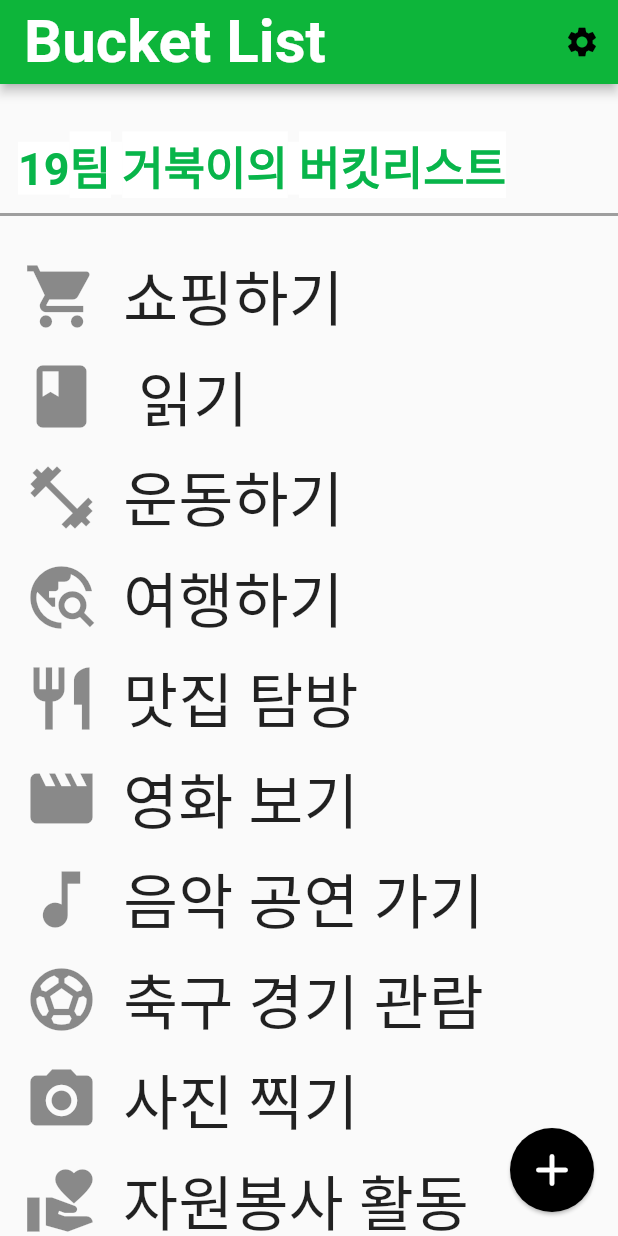
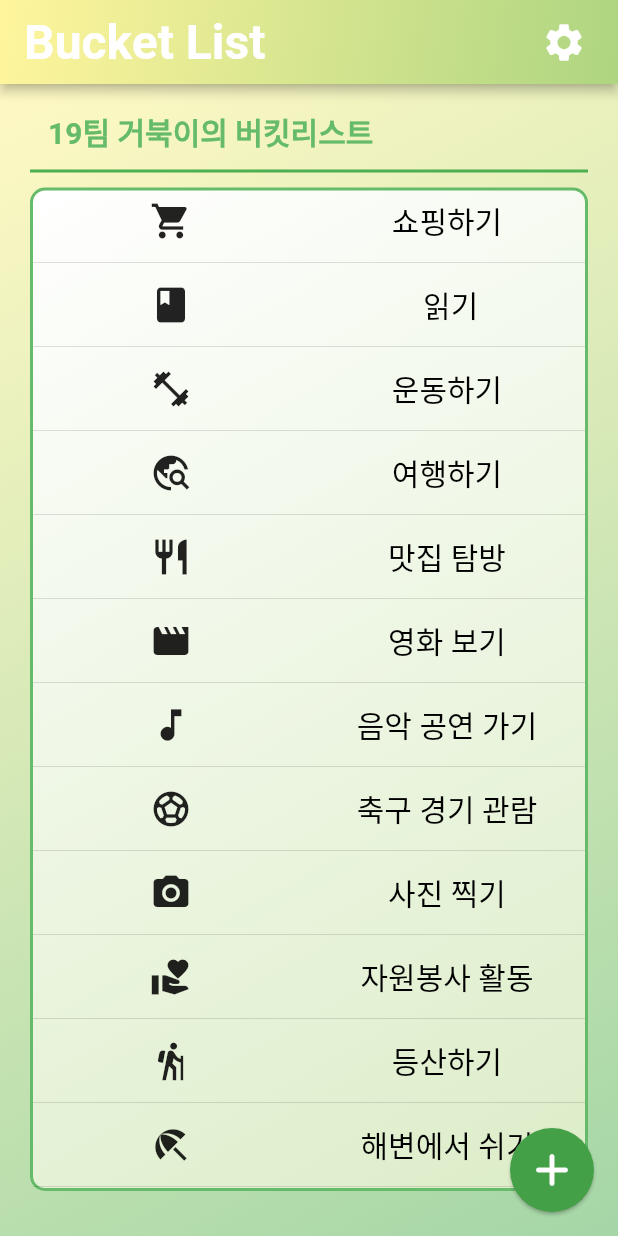
Before and after one commit to zerohyeon-GitHub/bucket_list, a Flutter app: the SecondPage screen opened directly, on a phone screen of 412 x 824 dp. Run offline on Flutter 3.47's test engine with Material 2 defaults, Android fonts, the phone set to English and light mode, and no system bars; our stand-ins replace sqflite; accounts and stored records are empty.

Commit message:
230713 20:22 zero : 디자인 추가 수정 및 최종 제출본

```diff
--- a/lib/home_page.dart
+++ b/lib/home_page.dart
@@ -51,6 +51,7 @@ class Home_Page extends StatelessWidget {
                 width: 180,
               ),
             ),
+            SizedBox(height: MediaQuery.of(context).size.height * 0.05),
             TextButton(
               onPressed: () {
                 // 이미지를 누르면 main_page.dart 화면으로 이동합니다.
--- a/lib/list.dart
+++ b/lib/list.dart
@@ -12,22 +12,50 @@ class list extends StatelessWidget {
   Widget build(BuildContext context) {
     return Expanded(
       child: Container(
-        decoration: BoxDecoration(),
+        height: 40,
+        decoration: BoxDecoration(
+            gradient: LinearGradient(
+              begin: Alignment.topLeft,
+              end: Alignment.bottomRight,
+              colors: [Colors.white, Colors.lightGreen[100]!],
+            ),
+            borderRadius: BorderRadius.circular(10),
+            border: Border.all(
+              color: Colors.green[400]!,
+              width: 2,
+            )),
         child: SafeArea(
-          child: ListView.builder(
+          child: ListView.separated(
             itemCount: bucketList.length,
             itemBuilder: (context, index) {
               final bucketItem = bucketList[index];
-              return ListTile(
-                leading: Icon(
-                  bucketItem.icon,
-                  size: 50,
-                ),
-                title: Text(
-                  bucketItem.title,
-                  style: TextStyle(fontSize: 40),
+              return Container(
+                height: 40.0,
+                child: Row(
+                  children: [
+                    Expanded(
+                      child: Icon(
+                        bucketItem.icon,
+                        size: 28,
+                      ),
+                    ),
+                    Expanded(
+                      child: Text(
+                        bucketItem.title,
+                        textAlign: TextAlign.center,
+                        style: TextStyle(
+                          color: Colors.black,
+                          fontWeight: FontWeight.normal,
+                          fontSize: 20,
+                        ),
+                      ),
+                    ),
+                  ],
                 ),
               );
+            },
+            separatorBuilder: (BuildContext context, int index) {
+              return Divider();
             },
           ),
         ),
--- a/lib/main.dart
+++ b/lib/main.dart
@@ -33,7 +33,7 @@ class MyApp extends StatelessWidget {
   @override
   Widget build(BuildContext context) {
     return MaterialApp(
-      debugShowCheckedModeBanner: true, // 우측 상단에 debug 여부를 표시하는 것
+      debugShowCheckedModeBanner: false, // 우측 상단에 debug 여부를 표시하는 것
       title: 'bucket list',
       theme: ThemeData(
         primarySwatch: Colors.green,
--- a/lib/main_page.dart
+++ b/lib/main_page.dart
@@ -42,20 +42,33 @@ class SecondPage extends StatelessWidget {
   Widget build(BuildContext context) {
     return Scaffold(
       appBar: AppBar(
+        flexibleSpace: Container(
+          decoration: BoxDecoration(
+            gradient: LinearGradient(
+              begin: Alignment.topLeft,
+              end: Alignment.bottomRight,
+              colors: <Color>[
+                Color(0xFFFFF59D),
+                Color(0xFFAED581),
+              ],
+            ),
+          ),
+        ),
         automaticallyImplyLeading: false,
-        backgroundColor: Color.fromARGB(255, 13, 181, 58),
         elevation: 3,
         title: Text(
           "Bucket List",
           style: TextStyle(
             // backgroundColor: Color.fromARGB(255, 26, 243, 232),
-            fontSize: 40,
+            fontSize: 32,
             fontWeight: FontWeight.bold,
             color: Colors.white,
           ),
         ),
         actions: [
-          IconButton(
+          Padding(
+            padding: const EdgeInsets.only(right: 12.0),
+            child: IconButton(
               onPressed: () {
                 Navigator.pushAndRemoveUntil(
                     context,
@@ -64,14 +77,27 @@ class SecondPage extends StatelessWidget {
               },
               icon: Icon(
                 Icons.settings,
-              color: Colors.black,
+                color: Colors.white,
+                size: 30,
+              ),
             ),
           ),
         ],
       ),
-      body: Column(
+      body: Container(
+        decoration: BoxDecoration(
+          gradient: LinearGradient(
+            begin: Alignment.topLeft,
+            end: Alignment.bottomRight,
+            colors: [Colors.yellow[100]!, Colors.green[200]!],
+          ),
+        ),
+        child: Padding(
+          padding: const EdgeInsets.only(
+              left: 20.0, right: 20.0, top: 0.0, bottom: 10.0),
+          child: Column(
             children: [
-          SizedBox(height: 20),
+              SizedBox(height: 5),
               Align(
                 alignment: Alignment.topLeft,
                 child: Padding(
@@ -79,22 +105,24 @@ class SecondPage extends StatelessWidget {
                   child: Text(
                     "19팀 거북이의 버킷리스트",
                     style: TextStyle(
-                  backgroundColor: Colors.white,
                       fontWeight: FontWeight.bold,
-                  color: Color.fromARGB(255, 8, 181, 74),
-                  fontSize: 30,
+                      color: Colors.green[400],
+                      fontSize: 20,
                     ),
                   ),
                 ),
               ),
               Divider(
-            color: Colors.grey,
+                color: Colors.green,
                 thickness: 2,
                 height: 0,
               ),
+              SizedBox(height: 10),
+              list(),
               SizedBox(height: 20),
-          list(),
             ],
+          ),
+        ),
       ),
       floatingActionButton: FloatingActionButton(
         onPressed: () {
@@ -102,8 +130,8 @@ class SecondPage extends StatelessWidget {
             context: context,
             builder: (BuildContext context) {
               return AlertDialog(
-                title: Text('This is a pop-up dialog.'),
-                content: Text('This is the content of the pop-up dialog.'),
+                title: Text('Bucket List 추가'),
+                content: Text('Bucket List 항목에 따른 정보 (미구현...)'),
                 actions: [
                   TextButton(
                     onPressed: () {
@@ -116,7 +144,7 @@ class SecondPage extends StatelessWidget {
             },
           );
         },
-        backgroundColor: Colors.black,
+        backgroundColor: Colors.green[600],
         elevation: 1,
         child: Icon(
           Icons.add_rounded,
--- a/lib/setting_page.dart
+++ b/lib/setting_page.dart
@@ -398,6 +398,7 @@ class _Setting_PageState extends State<Setting_Page> {
                               Expanded(
                                 child: Text(
                                   BucketList[index]['type'],
+                                  textAlign: TextAlign.center,
                                   style: TextStyle(
                                     color: Colors.black,
                                     fontWeight: FontWeight.normal,
```
Lines whose indentation alone changed are shown as unchanged.
